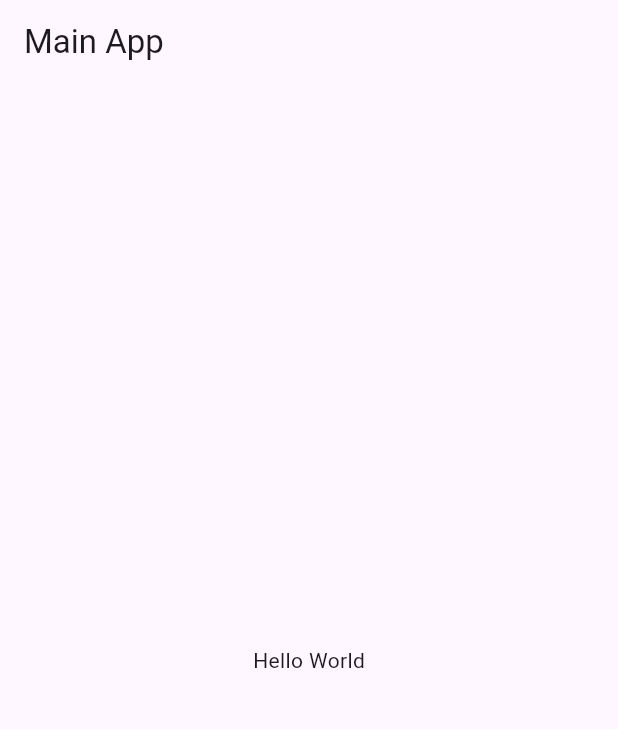
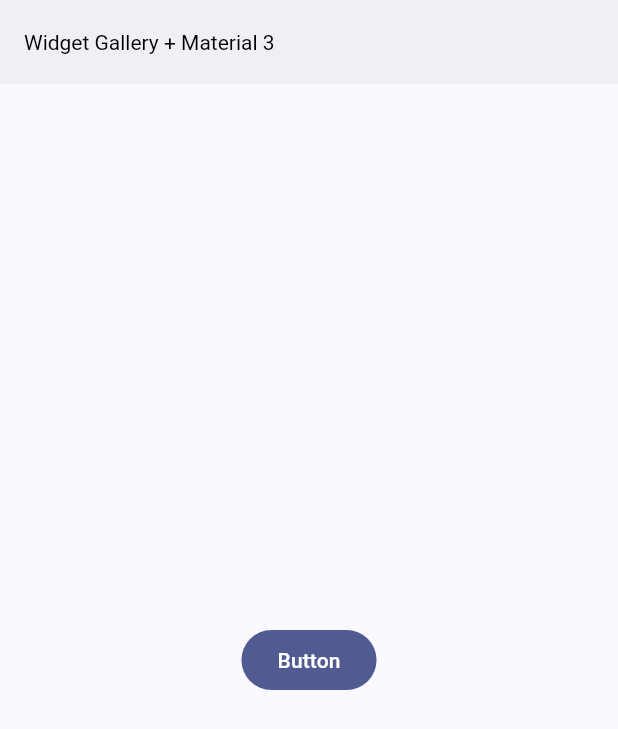
Before and after one commit to fswebcoder/widgets, a Flutter app: the screen it shows after launch, on a phone screen of 412 x 824 dp. Shown: the top 729 px of the screen. Run offline on Flutter 3.47's test engine with Material 3 defaults, Android fonts, the phone set to English and light mode, and no system bars.

Commit message:
Refactor main.dart: Update app theme and home screen

```diff
--- /dev/null
+++ b/lib/config/theme/app_theme.dart
@@ -0,0 +1,56 @@
+import 'package:flutter/material.dart';
+
+const colorList = <Color>  [
+  Colors.red,
+  Colors.green,
+  Colors.blue,
+  Colors.yellow,
+  Colors.purple,
+  Colors.orange,
+  Colors.pink,
+  Colors.teal,
+  Colors.cyan,
+  Colors.indigo,
+  Colors.amber,
+  Colors.lime,
+  Colors.brown,
+  Colors.grey,
+  Colors.blueGrey,
+  Colors.deepOrange,
+  Colors.deepPurple,
+  Colors.lightBlue,
+  Colors.lightGreen,
+  Colors.purpleAccent,
+  Colors.redAccent,
+  Colors.greenAccent,
+  Colors.blueAccent,
+  Colors.yellowAccent,
+  Colors.orangeAccent,
+  Colors.pinkAccent,
+  Colors.tealAccent,
+  Colors.cyanAccent,
+  Colors.indigoAccent,
+  Colors.amberAccent,
+  Colors.limeAccent,
+
+];
+
+
+class AppTheme {
+  final int selecterColor;
+
+  AppTheme({required this.selecterColor}): assert(selecterColor >= 0 && selecterColor < colorList.length, 'Invalid color index');
+
+  ThemeData getTheme() => ThemeData(
+    appBarTheme: const AppBarTheme(
+      backgroundColor: Colors.white,
+      elevation: 4,
+      iconTheme: IconThemeData(color: Colors.black),
+      titleTextStyle: TextStyle(color: Colors.black),
+    ),
+    colorSchemeSeed: colorList[selecterColor],
+    useMaterial3: true,
+
+  );
+
+}
--- a/lib/main.dart
+++ b/lib/main.dart
@@ -1,4 +1,6 @@
 import 'package:flutter/material.dart';
+import 'package:widgets/config/theme/app_theme.dart';
+import 'package:widgets/presentation/screens/home/home_screen.dart';
 
 void main() {
   runApp(const MainApp());
@@ -12,17 +14,8 @@ class MainApp extends StatelessWidget {
     return MaterialApp(
       title: 'Main App',
       debugShowCheckedModeBanner: false,
-      theme: ThemeData(
-        primarySwatch: Colors.blue,
-      ),
-      home: Scaffold(
-        appBar: AppBar(
-          title: const Text('Main App'),
-        ),
-        body: const Center(
-          child: Text('Hello World'),
-        ),
-      ),
+      theme:AppTheme(selecterColor: 9 ).getTheme(),
+      home: const HomeScreen(),
     );
   }
 }
--- /dev/null
+++ b/lib/presentation/screens/home/home_screen.dart
@@ -0,0 +1,21 @@
+import 'package:flutter/material.dart';
+
+class HomeScreen extends StatelessWidget {
+  const HomeScreen({super.key});
+
+  @override
+  Widget build(BuildContext context) {
+    return Scaffold(
+      appBar: AppBar(
+        title: const Text('Widget Gallery + Material 3'),
+      ),
+      body:  Center(
+        child: FilledButton(
+          child: const Text('Button'),
+          onPressed: (){},
+
+        ),
+      ),
+    );
+  }
+}
```
Also changed, not shown: lib/config/menu/menu_items.dart (added, +29 -0 lines), 1 other file.
